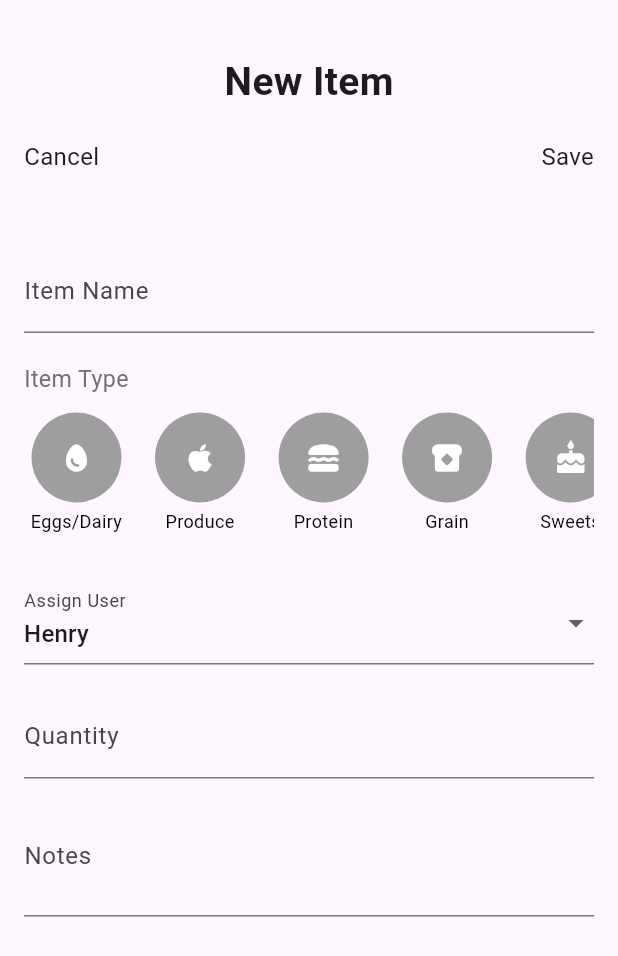
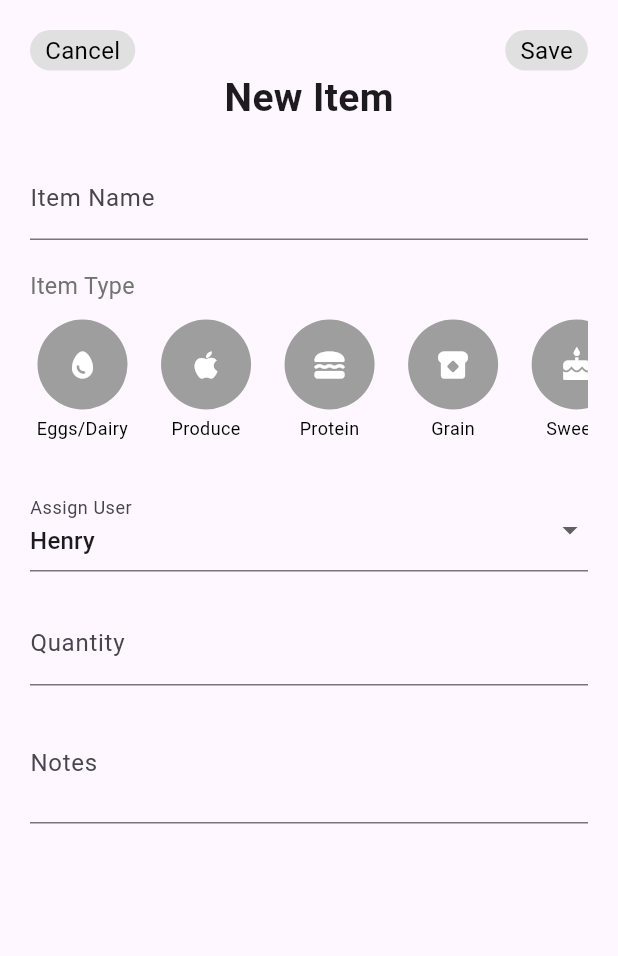
Before and after one commit to Jdd2020/rumii, a Flutter app: the NewItem screen opened directly, on a phone screen of 412 x 824 dp. Shown: the top 956 px of the screen. Run offline on Flutter 3.47's test engine with Material 3 defaults, Android fonts, the phone set to English and light mode, and no system bars; missing offline and left inert: dart:ffi.

Commit message:
edit save and cancel buttons

```diff
--- a/lib/views/Shopping/new_item_view.dart
+++ b/lib/views/Shopping/new_item_view.dart
@@ -83,40 +83,56 @@ Widget buildTypeItem(String type, IconData icon, BuildContext context) {
   @override
   Widget build(BuildContext context) {
     return Scaffold(
-      body: Container(
-        padding: const EdgeInsets.all(16),
+      body: Padding (
+        padding: const EdgeInsets.symmetric(horizontal: 20.0),
+        child: Container(
         child: Column(
           crossAxisAlignment: CrossAxisAlignment.center,
-          children: [
+          children: <Widget>[
+            const SizedBox(height: 20),
+            Row(
+  mainAxisAlignment: MainAxisAlignment.spaceBetween,
+  children: [
+    Container(
+      padding: const EdgeInsets.fromLTRB(10,2,10,2),
+      decoration: BoxDecoration(
+        borderRadius: BorderRadius.circular(20),
+        color: Colors.grey[300],
+      ),
+      child: InkWell(
+        onTap: () => {Navigator.pop(context)},
+        child: const Text('Cancel',
+            style: TextStyle(
+              fontSize: 16,
+              color: Colors.black,
+            )),
+      ),
+    ),
+    Container(
+      padding: const EdgeInsets.fromLTRB(10,2,10,2),
+      decoration: BoxDecoration(
+        borderRadius: BorderRadius.circular(20),
+        color: Colors.grey[300],
+      ),
+      child: InkWell(
+        onTap: () async {
+          Navigator.pop(context);
+        },
+        child: const Text('Save',
+            style: TextStyle(
+              fontSize: 16,
+              color: Colors.black,
+            )),
+      ),
+    ),
+  ],
+),
 
-            const SizedBox(height: 20),
               const Text('New Item',
                   style: (TextStyle(
                     fontSize: 26,
                     fontWeight: FontWeight.bold,
                   ))),
-
-              const SizedBox(height: 20),
-
-              Row(mainAxisAlignment: MainAxisAlignment.spaceBetween, children: [
-                InkWell(
-                    child: const Text('Cancel',
-                        style: TextStyle(
-                          fontSize: 16,
-                        )),
-                    onTap: () => {Navigator.pop(context)}),
-                InkWell(
-                    child: const Text('Save',
-                        style: TextStyle(
-                          fontSize: 16,
-                        )),
-                    onTap: () async {
-                      Navigator.pop(context);
-                    }),
-              ]),
-              const SizedBox(
-                height: 30,
-              ),
 
             const SizedBox(height: 20),
 
@@ -132,6 +148,7 @@ Widget buildTypeItem(String type, IconData icon, BuildContext context) {
               },
 
             ),
+
 
             const SizedBox(height: 20),
 
@@ -257,6 +274,7 @@ Widget buildTypeItem(String type, IconData icon, BuildContext context) {
           ],
         ),
       ),
+      ),
     );
   }
 }
```
Also changed, not shown: lib/views/Chores/edit_chore_view.dart (+16 -3 lines), lib/views/Chores/new_chore_view.dart (+27 -9 lines), lib/views/Chores/view_chore_view.dart (+16 -2 lines), lib/views/Shopping/edit_item_view.dart (+18 -5 lines), lib/views/Shopping/view_item_view.dart (+18 -4 lines).
